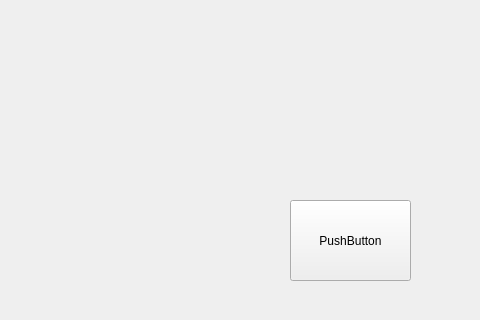
Qt form mainwindow.ui (HHHeFeng/faceid_qt) before a commit; both pictures show x 0 to 480 and y 0 to 320 of the 800 by 600 pixel window.
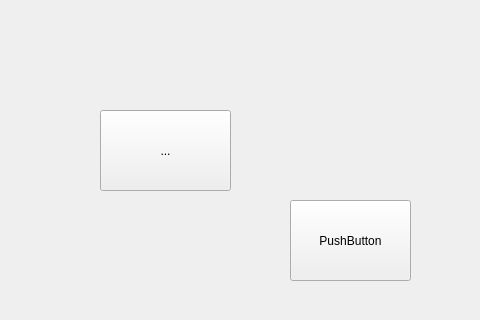
The same form after that commit.

Patch:
```diff
--- a/mainwindow.ui
+++ b/mainwindow.ui
@@ -27,6 +27,19 @@
      <string>PushButton</string>
     </property>
    </widget>
+   <widget class="QToolButton" name="toolButton">
+    <property name="geometry">
+     <rect>
+      <x>100</x>
+      <y>110</y>
+      <width>131</width>
+      <height>81</height>
+     </rect>
+    </property>
+    <property name="text">
+     <string>...</string>
+    </property>
+   </widget>
   </widget>
   <widget class="QMenuBar" name="menubar">
    <property name="geometry">
```
